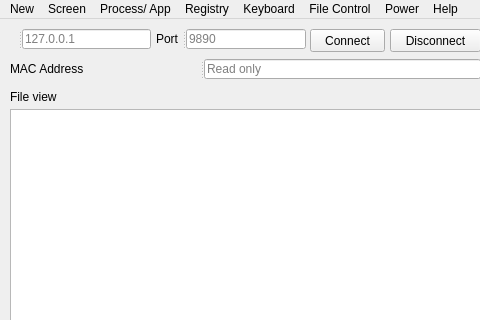
The window that app/client/ui/MainClient.ui (mdnam2410/hcmus-cn-socket) describes before a commit, drawn with Qt 5; both pictures show x 0 to 480 and y 0 to 320 of the 887 by 769 pixel window.
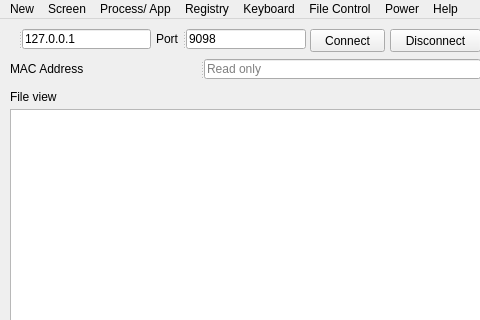
The same window after the commit. Icons and pictures are not drawn.

```diff
--- a/app/client/ui/MainClient.ui
+++ b/app/client/ui/MainClient.ui
@@ -226,10 +226,13 @@
       <pixmap>image/16/computer.png</pixmap>
      </property>
     </widget>
-    <widget class="QLineEdit" name="lineEdit">
-     <property name="placeholderText">
+    <widget class="QLineEdit" name="ip_server">
+     <property name="text">
       <string>127.0.0.1</string>
      </property>
+     <property name="placeholderText">
+      <string/>
+     </property>
     </widget>
    </widget>
    <widget class="QSplitter" name="splitter_2">
@@ -249,9 +252,12 @@
       <string>Port</string>
      </property>
     </widget>
-    <widget class="QLineEdit" name="lineEdit_2">
+    <widget class="QLineEdit" name="port_server">
+     <property name="text">
+      <string>9098</string>
+     </property>
      <property name="placeholderText">
-      <string>9890</string>
+      <string>9098</string>
      </property>
     </widget>
    </widget>
```
Left out of the diff: 29 changed lines with no effect on the pictures.
